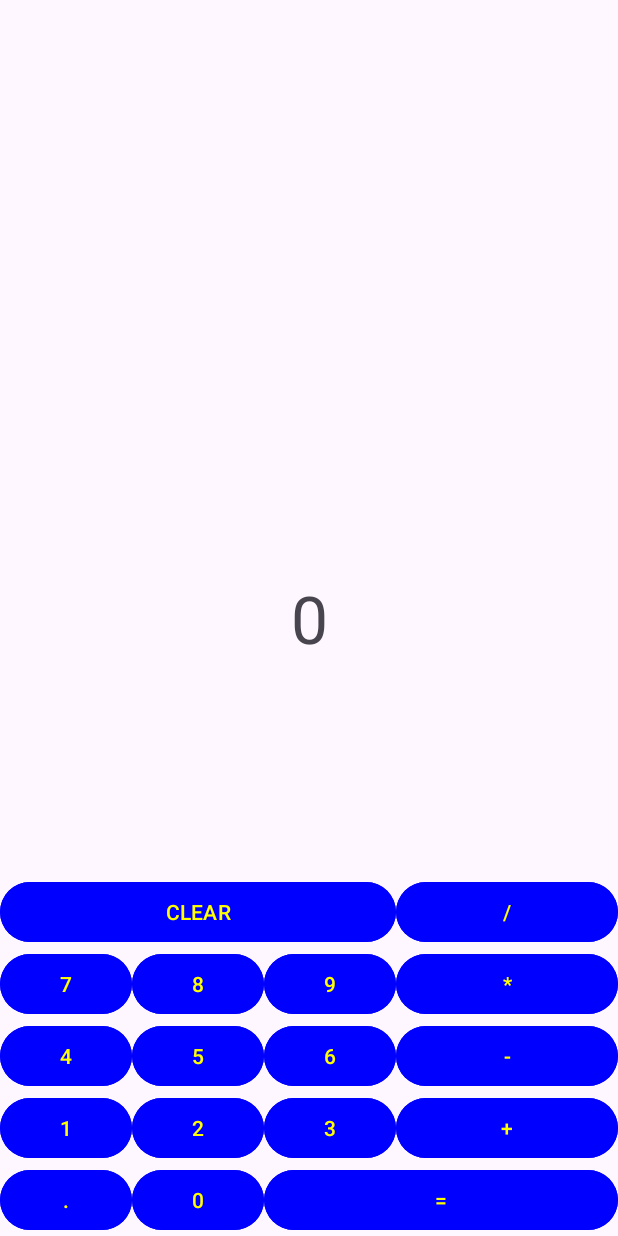
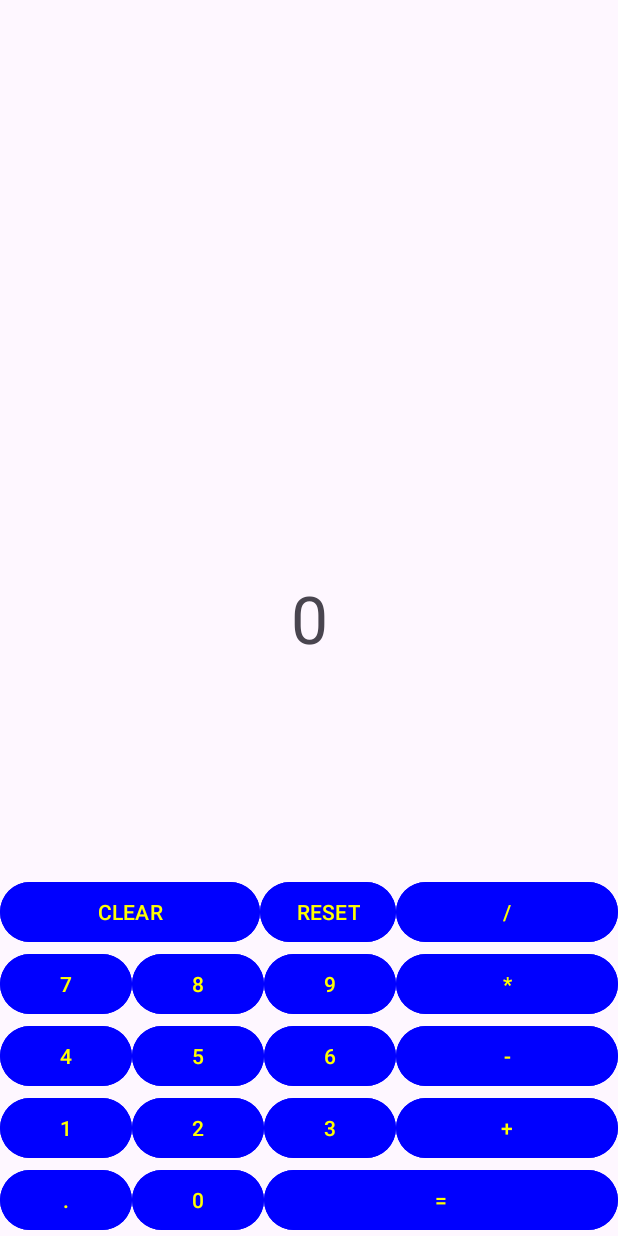
Before and after one commit to JasON-official/Calculator_app, an Android app: the screen it shows after launch (MainActivity), on a phone screen of 412 x 824 dp. Run offline under Robolectric (Android 15) with nearby library versions, the phone set to English and light mode, and no system bars; libraries missing offline, so code that uses them is left out: com.ezylang.evalex.

Commit message:
added reset button implementation

```diff
--- a/app/src/main/java/com/example/calculator_app/MainActivity.kt
+++ b/app/src/main/java/com/example/calculator_app/MainActivity.kt
@@ -4,6 +4,7 @@ import androidx.appcompat.app.AppCompatActivity
 import android.os.Bundle
 import android.widget.Button
 import android.widget.TextView
+import android.widget.Toast
 import com.ezylang.evalex.Expression
 
 class MainActivity : AppCompatActivity() {
@@ -27,9 +28,10 @@ class MainActivity : AppCompatActivity() {
         val plusButton = findViewById<Button>(R.id.plus_button)
         val minusButton = findViewById<Button>(R.id.minus_button)
         val multiplyButton = findViewById<Button>(R.id.multiply_button)
-        val divisionButton = findViewById<Button>(R.id.division_button)
+        val divideButton = findViewById<Button>(R.id.divide_button)
         val pointButton = findViewById<Button>(R.id.point_button)
         val clearButton = findViewById<Button>(R.id.clear_button)
+        val resetButton = findViewById<Button>(R.id.reset_button)
 
         val resultTextView = findViewById<TextView>(R.id.resultTextView)
 
@@ -121,13 +123,15 @@ class MainActivity : AppCompatActivity() {
             resultTextView.text = numberStringBuilder
         }
 
-        divisionButton.setOnClickListener {
+        divideButton.setOnClickListener {
             numberStringBuilder.append("/")
 
             resultTextView.text = numberStringBuilder
         }
 
         equalButton.setOnClickListener {
+            try {
+
                 val stringExpression = numberStringBuilder.toString()
                 val expression = Expression(stringExpression)
                 val expressionResult = expression.evaluate().numberValue
@@ -135,11 +139,23 @@ class MainActivity : AppCompatActivity() {
 
                 numberStringBuilder.clear()
                 numberStringBuilder.append(expressionResult.toString())
+
+            } catch (t: Throwable) {
+                Toast.makeText(this@MainActivity, "Exception $t", Toast.LENGTH_LONG)
+                    .show()
+            }
+
         }
 
         clearButton.setOnClickListener {
             resultTextView.text = "0"
             numberStringBuilder.clear()
         }
+
+        resetButton.setOnClickListener {
+            val lastIndex = numberStringBuilder.length - 1
+            numberStringBuilder.deleteCharAt(lastIndex)
+            resultTextView.text = numberStringBuilder
         }
     }
+}
--- a/app/src/main/res/layout/activity_main.xml
+++ b/app/src/main/res/layout/activity_main.xml
@@ -173,7 +173,7 @@
         app:layout_constraintRight_toRightOf="parent" />
 
     <Button
-        android:id="@+id/division_button"
+        android:id="@+id/divide_button"
         android:layout_width="0dp"
         android:layout_height="wrap_content"
         android:backgroundTint="#0000FF"
@@ -190,8 +190,18 @@
         android:backgroundTint="#0000FF"
         android:text="CLEAR"
         android:textColor="#FFFF00"
+        app:layout_constraintBottom_toTopOf="@id/eight_button"
+        app:layout_constraintLeft_toLeftOf="parent"
+        app:layout_constraintRight_toLeftOf="@id/reset_button" />
+
+    <Button
+        android:id="@+id/reset_button"
+        android:layout_width="0dp"
+        android:layout_height="wrap_content"
+        android:backgroundTint="#0000FF"
+        android:text="RESET"
+        android:textColor="#FFFF00"
         app:layout_constraintBottom_toTopOf="@id/nine_button"
-        app:layout_constraintLeft_toLeftOf="parent"
-        app:layout_constraintRight_toLeftOf="@id/division_button" />
+        app:layout_constraintRight_toLeftOf="@id/divide_button" />
 
 </androidx.constraintlayout.widget.ConstraintLayout>
```
Lines whose indentation alone changed are shown as unchanged.
